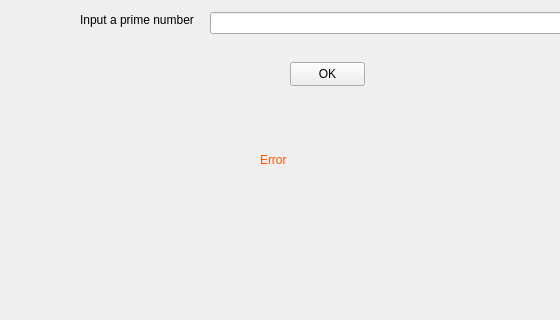
cyrilvincent/python, file ui/MainWindow.ui: the form before one commit; both pictures show x 0 to 560 and y 97 to 417 of the 800 by 600 pixel window.
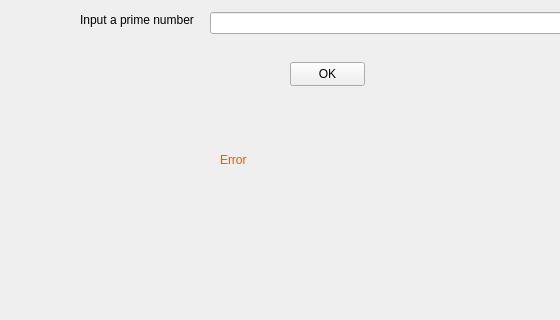
The form after the commit.

```diff
--- a/ui/MainWindow.ui
+++ b/ui/MainWindow.ui
@@ -66,7 +66,7 @@
    <widget class="QLabel" name="errorLabel">
     <property name="geometry">
      <rect>
-      <x>260</x>
+      <x>220</x>
       <y>230</y>
       <width>161</width>
       <height>16</height>
```
